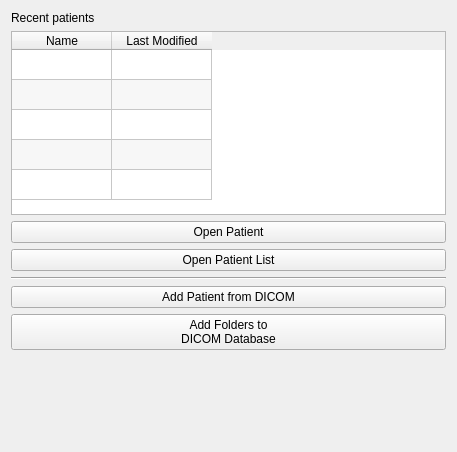
Qt form Patients/Resources/UI/Patients.ui (NousNav/SlicerOpenNav) before a commit.
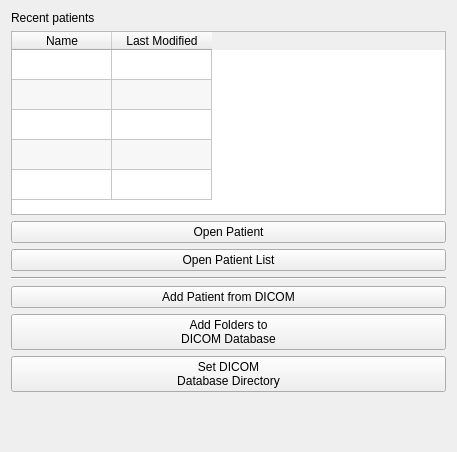
The same form after that commit. Custom widgets are drawn as their Qt base class.

Commit message:
ENH: Add option to change DICOM database directory
Closes #359

```diff
--- a/Patients/Resources/UI/Patients.ui
+++ b/Patients/Resources/UI/Patients.ui
@@ -106,6 +106,14 @@
      </property>
     </widget>
    </item>
+   <item>
+    <widget class="QPushButton" name="dicomPathButton">
+     <property name="text">
+      <string>Set DICOM
+Database Directory</string>
+     </property>
+    </widget>
+   </item>
    <item>
     <spacer name="verticalSpacer">
      <property name="orientation">
```
The commit also changes 2 other files.
